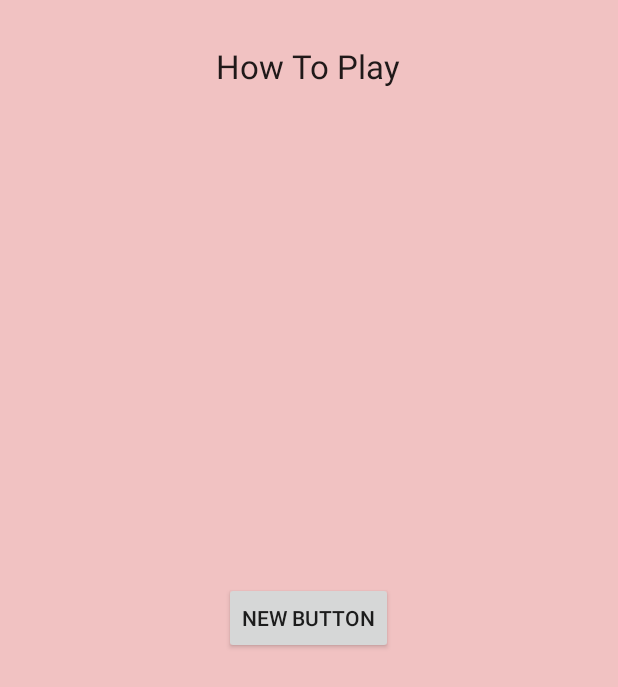
After one commit to corwin86/elec291_p2, an Android app: the GameInstructions screen opened directly, with no data from a screen before it, on a phone screen of 412 x 824 dp. The commit adds this screen. Shown: the top 687 px of the screen. Run offline under Robolectric (Android 15) with nearby library versions, the phone set to English and light mode, and no system bars.

Commit message:
added activities for connecting to wifi and Game instructions. But still need to be completed though

```diff
--- a/app/Project_App/app/src/main/java/com/example/elec291/connectfour/ChooseChipColor.java
+++ b/app/Project_App/app/src/main/java/com/example/elec291/connectfour/ChooseChipColor.java
@@ -121,7 +121,7 @@ public class ChooseChipColor extends AppCompatActivity implements View.OnClickLi
             switch ((v.getId())){
                 case R.id.buttonNext:
                     finish();
-                    startActivity(new Intent("com.example.elec291.connect4.ConnectViaWiFi"));
+                    //startActivity(new Intent("com.example.elec291.connect4"));
                     break;
             }
         }
@@ -196,7 +196,6 @@ public class ChooseChipColor extends AppCompatActivity implements View.OnClickLi
     }
 
     private void NextClickToConnectScreen(){
-        startActivity(new Intent("com.example.elec291.connect4.ConnectViaWiFi"));
     }
 
 //    private void secondColorButtonClick(Button pressedButton){
--- a/app/Project_App/app/src/main/java/com/example/elec291/connectfour/ChoosePlayerMode.java
+++ b/app/Project_App/app/src/main/java/com/example/elec291/connectfour/ChoosePlayerMode.java
@@ -55,10 +55,12 @@ public class ChoosePlayerMode extends AppCompatActivity implements View.OnClickL
 
     public void onPlayerClick(Button pressedButton){
         if(pressedButton == buttonSinglePlayer){
-            startActivity(new Intent(ChoosePlayerMode.this, DisplayColorsActivity.class));
+            //startActivity(new Intent(ChoosePlayerMode.this, DisplayColorsActivity.class));
+            startActivity(new Intent(ChoosePlayerMode.this, ConnectViaWifi.class));
         }
         else{
-            startActivity(new Intent(ChoosePlayerMode.this, ChooseChipColor.class));
+            //startActivity(new Intent(ChoosePlayerMode.this, ChooseChipColor.class));
+            startActivity(new Intent(ChoosePlayerMode.this, ConnectViaWifi.class));
         }
 
         //startActivity(new Intent("com.example.elec291.connect4.DisplayColorsActivity"));
--- /dev/null
+++ b/app/Project_App/app/src/main/java/com/example/elec291/connectfour/GameInstructions.java
@@ -0,0 +1,30 @@
+package com.example.elec291.connectfour;
+
+import android.app.Activity;
+import android.os.Bundle;
+import android.support.v7.app.AppCompatActivity;
+import android.view.View;
+import android.widget.Button;
+
+/**
+ * Created by rohini on 24/03/16.
+ */
+public class GameInstructions extends Activity{
+    Button button2;
+    final Activity gameActivity = this;
+
+    @Override
+    public void onCreate(Bundle savedInstanceState) {
+        super.onCreate(savedInstanceState);
+        setContentView(R.layout.content_game_instructions);
+
+        button2 = (Button) findViewById(R.id.button2);
+        //button2.setOnClickListener(this);
+    }
+
+    @Override
+    public void onClick(View v){
+     gameActivity.finishActivity(0);
+
+    }
+}
--- /dev/null
+++ b/app/Project_App/app/src/main/res/layout/content_game_instructions.xml
@@ -0,0 +1,24 @@
+<?xml version="1.0" encoding="utf-8"?>
+<RelativeLayout xmlns:android="http://schemas.android.com/apk/res/android"
+    android:layout_width="match_parent" android:layout_height="match_parent"
+    android:background="#f1c2c2">
+
+    <TextView
+        android:layout_width="wrap_content"
+        android:layout_height="wrap_content"
+        android:textAppearance="?android:attr/textAppearanceLarge"
+        android:text="How To Play"
+        android:id="@+id/textView10"
+        android:layout_alignParentTop="true"
+        android:layout_centerHorizontal="true"
+        android:layout_marginTop="29dp" />
+
+    <Button
+        style="?android:attr/buttonStyleSmall"
+        android:layout_width="wrap_content"
+        android:layout_height="wrap_content"
+        android:text="New Button"
+        android:id="@+id/button2"
+        android:layout_centerVertical="true"
+        android:layout_centerHorizontal="true" />
+</RelativeLayout>
--- a/app/Project_App/app/src/main/res/values/styles.xml
+++ b/app/Project_App/app/src/main/res/values/styles.xml
@@ -3,7 +3,7 @@
     <!-- Base application theme. -->
     <style name="AppTheme" parent="Theme.AppCompat.Light.DarkActionBar">
         <!-- Customize your theme here. -->
-        <item name="colorPrimary">@color/colorPrimary</item>
+        <item name="colorPrimary">@color/colorAccent</item>
         <item name="colorPrimaryDark">@color/colorPrimaryDark</item>
         <item name="colorAccent">@color/colorAccent</item>
     </style>
@@ -23,5 +23,4 @@
        <item name="android:windowCloseOnTouchOutside">true</item>
    </style>
 
-
 </resources>
```
Also changed, not shown: app/Project_App/app/src/main/AndroidManifest.xml (+11 -0 lines), app/Project_App/app/src/main/java/com/example/elec291/connectfour/ConnectViaWifi.java (added, +17 -0 lines), app/Project_App/app/src/main/res/layout/content_connect_to_wifi.xml (added, +24 -0 lines).
